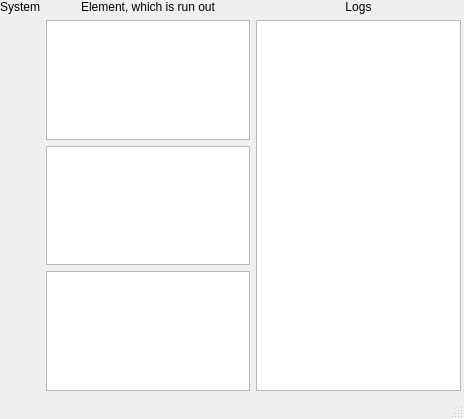
Above: icw_info.ui from vitaliibalakin/ic_watcher before the change. Below: the same form after it.
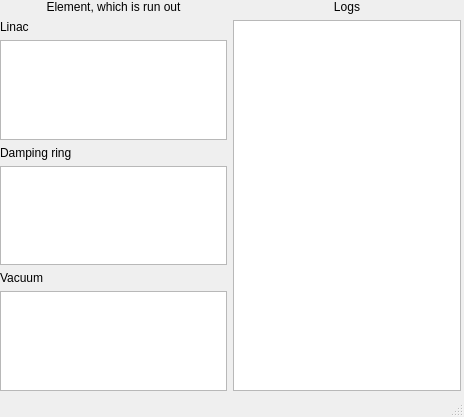
That is the form after the change.

Commit message: created an old dir

```diff
--- a/icw_info.ui
+++ b/icw_info.ui
@@ -7,7 +7,7 @@
     <x>0</x>
     <y>0</y>
     <width>464</width>
-    <height>419</height>
+    <height>417</height>
    </rect>
   </property>
   <property name="windowTitle">
@@ -24,22 +24,26 @@
      </rect>
     </property>
     <layout class="QGridLayout" name="gridLayout">
-     <item row="2" column="1">
+     <item row="1" column="1">
+      <widget class="QLabel" name="label_2">
+       <property name="text">
+        <string>Linac</string>
+       </property>
+      </widget>
+     </item>
+     <item row="4" column="1">
       <widget class="QTextEdit" name="textEdit_3"/>
      </item>
-     <item row="0" column="1">
-      <widget class="QLabel" name="label">
-       <property name="text">
-        <string>Element, which is run out</string>
-       </property>
-       <property name="alignment">
-        <set>Qt::AlignCenter</set>
-       </property>
-      </widget>
-     </item>
-     <item row="3" column="1">
+     <item row="6" column="1">
       <widget class="QTextEdit" name="textEdit_2"/>
      </item>
+     <item row="3" column="1">
+      <widget class="QLabel" name="label_4">
+       <property name="text">
+        <string>Damping ring</string>
+       </property>
+      </widget>
+     </item>
      <item row="0" column="2">
       <widget class="QLabel" name="label_3">
        <property name="text">
@@ -50,7 +54,17 @@
        </property>
       </widget>
      </item>
-     <item row="1" column="2" rowspan="3">
+     <item row="2" column="1">
+      <widget class="QTextEdit" name="ofr_text"/>
+     </item>
+     <item row="5" column="1">
+      <widget class="QLabel" name="label_5">
+       <property name="text">
+        <string>Vacuum</string>
+       </property>
+      </widget>
+     </item>
+     <item row="1" column="2" rowspan="6">
       <widget class="QTextEdit" name="log_text">
        <property name="horizontalScrollBarPolicy">
         <enum>Qt::ScrollBarAlwaysOff</enum>
@@ -60,13 +74,13 @@
        </property>
       </widget>
      </item>
-     <item row="1" column="1">
-      <widget class="QTextEdit" name="ofr_text"/>
-     </item>
-     <item row="0" column="0">
-      <widget class="QLabel" name="label_2">
+     <item row="0" column="1">
+      <widget class="QLabel" name="label">
        <property name="text">
-        <string>System</string>
+        <string>Element, which is run out</string>
+       </property>
+       <property name="alignment">
+        <set>Qt::AlignCenter</set>
        </property>
       </widget>
      </item>
```
The commit also changes 1 other file.
